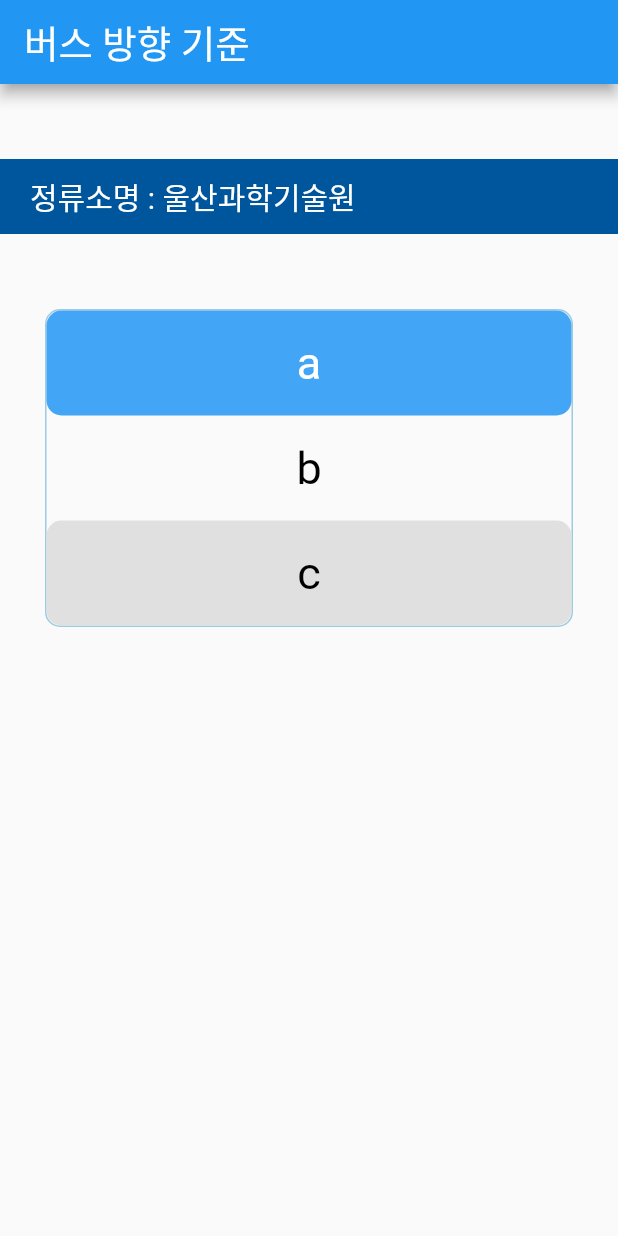
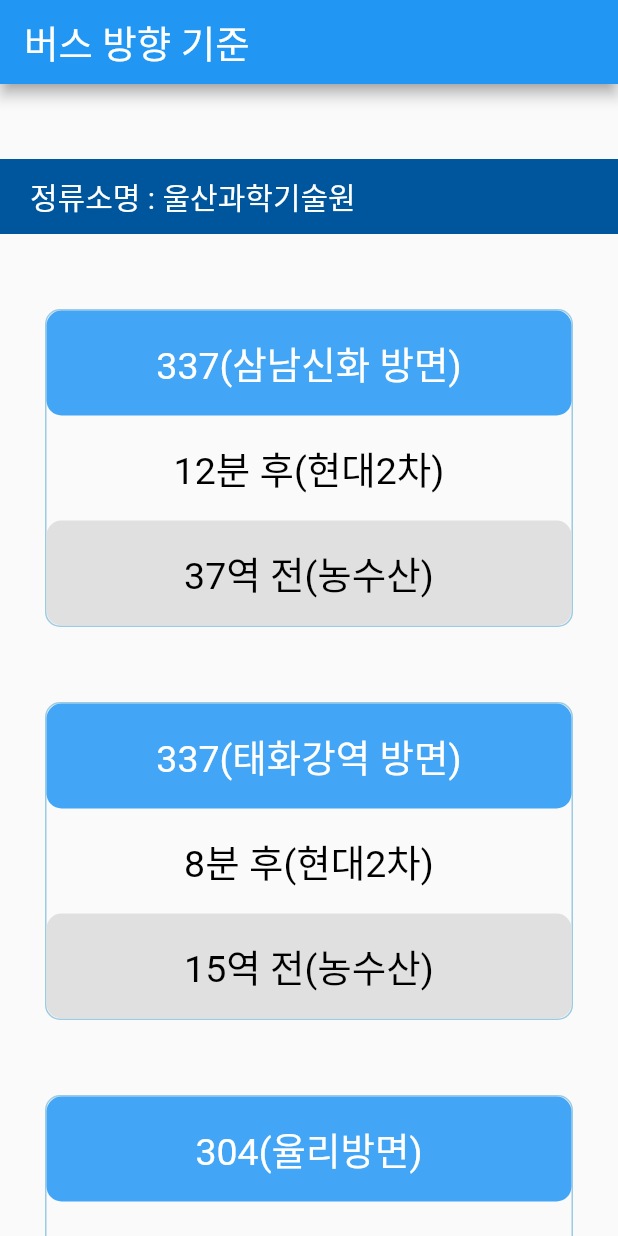
Before and after one commit to junwha0511/Bus-HeXA-App, a Flutter app: the screen it shows after launch, on a phone screen of 412 x 824 dp. Run offline on Flutter 3.47's test engine with Material 2 defaults, Android fonts, the phone set to English and light mode, and no system bars.

Commit message:
Using loop / Function parameter

```diff
--- a/lib/direction_page.dart
+++ b/lib/direction_page.dart
@@ -1,6 +1,17 @@
 import 'dart:core';
+import 'package:bus_hexa/main.dart';
 import 'package:flutter/material.dart';
 
+final Map<String, dynamic> busInfo ={'337(삼남신화 방면)':[{'min': 12, 'text': '현대2차'}, {'before': 37, 'text': '농수산'}],
+  '337(태화강역 방면)':[{'min': 8, 'text': '현대2차'}, {'before': 15, 'text': '농수산'}],
+  '304(율리방면)':[{'min': 12, 'text': '현대2차'}, {'before': 37, 'text': '농수산'}],
+  '304(복합웰컴센터 방면)':[{'min': 12, 'text': '현대2차'}, {'before': 37, 'text': '농수산'}],
+  '743(태화강역 방면)':[{'min': 12, 'text': '현대2차'}, {'before': 37, 'text': '농수산'}],
+  '133(꽃바위 방면)':[{'min': 12, 'text': '현대2차'}, {'before': 37, 'text': '농수산'}],
+  '733(덕하차고지 방면)':[{'min': 12, 'text': '현대2차'}, {'before': 37, 'text': '농수산'}],
+  '233(농소차고지 방면)':[{'min': 12, 'text': '현대2차'}, {'before': 37, 'text': '농수산'}]};
+final busNo = busInfo.keys.toList();
+final arrivalInfo = busInfo.values.toList();
 class Directionpage extends StatefulWidget {
   const Directionpage({Key? key, required this.title}) : super(key: key);
 
@@ -11,10 +22,6 @@ class Directionpage extends StatefulWidget {
 
 class _DirectionpageState extends State<Directionpage> {
   final _scrollController = ScrollController();
-  final List<String> busNo =['337(삼남신화 방면)', '337(태화강역 방면)',
-  '304(율리방면)', '304(복합웰컴센터 방면)', '743(태화강역 방면)',
-  '133(꽃바위 방면)', '743(덕하차고지 방면)', '233(농소차고지 방면)'];
-  final List<String> arrivalInfo =[''];
   @override
   Widget build(BuildContext context) {
     return Scaffold(
@@ -43,13 +50,15 @@ class _DirectionpageState extends State<Directionpage> {
               child: const Text('정류소명 : 울산과학기술원', style: TextStyle(
                 fontSize: 20, color: Colors.white)),
             ),
-            buildBusinfo()
+            for(var i = 0; i < busNo.length; i++)
+              buildBusinfo(i)
           ],
         ),
     ))));
   }
 }
-Widget buildBusinfo(){
+
+Widget buildBusinfo(index){
   return Container(
               margin: const EdgeInsets.only(top: 50, left: 30, right: 30),
               height: 212,
@@ -66,15 +75,16 @@ Widget buildBusinfo(){
                     decoration: BoxDecoration(
                       borderRadius: BorderRadius.circular(10),
                       color: Colors.blue[400]),
-                    child: const Center(
-                      child: Text('a', style: TextStyle(fontSize: 30, color: Colors.white),),
+                    child:  Center(
+                      child: Text(busNo[index], style: TextStyle(fontSize: 25, color: Colors.white),),
                       ),
                     ),
                   Container(
                     height: 70,
                     width: double.infinity,
-                    child: const Center(
-                      child: Text('b',style: TextStyle(fontSize: 30, color: Colors.black),),
+                    child:  Center(
+                      child: Text(arrivalInfo[index][0]['min'].toString()+'분 후'+'('+arrivalInfo[index][0]['text']+')'
+                      ,textAlign: TextAlign.left ,style: TextStyle(fontSize: 25, color: Colors.black),),
                     ),
                   ),
                   Container(
@@ -84,8 +94,9 @@ Widget buildBusinfo(){
                       borderRadius: BorderRadius.circular(10),
                       color: Colors.grey[300]
                     ),
-                    child: const Center(
-                      child: Text('c', style: TextStyle(fontSize: 30, color: Colors.black)),
+                    child:  Center(
+                      child: Text(arrivalInfo[index][1]['before'].toString()+'역 전'+'('+arrivalInfo[index][1]['text']+')',
+                      textAlign: TextAlign.left , style: TextStyle(fontSize: 25, color: Colors.black)),
                     ),
                   )
                 ],
```
